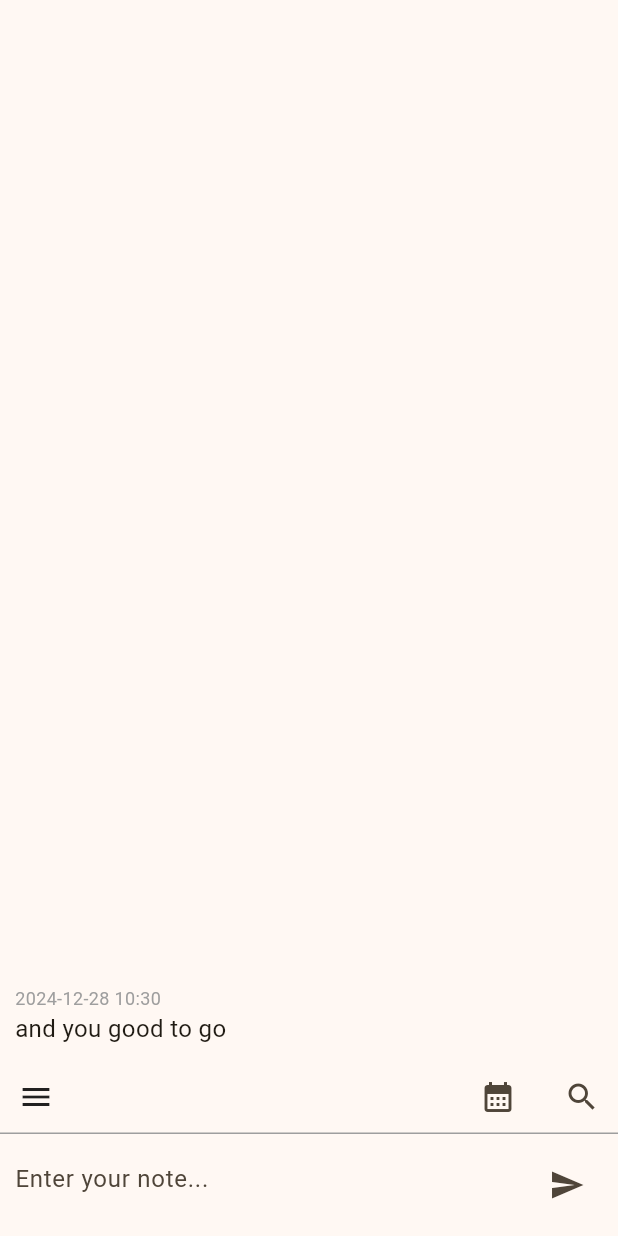
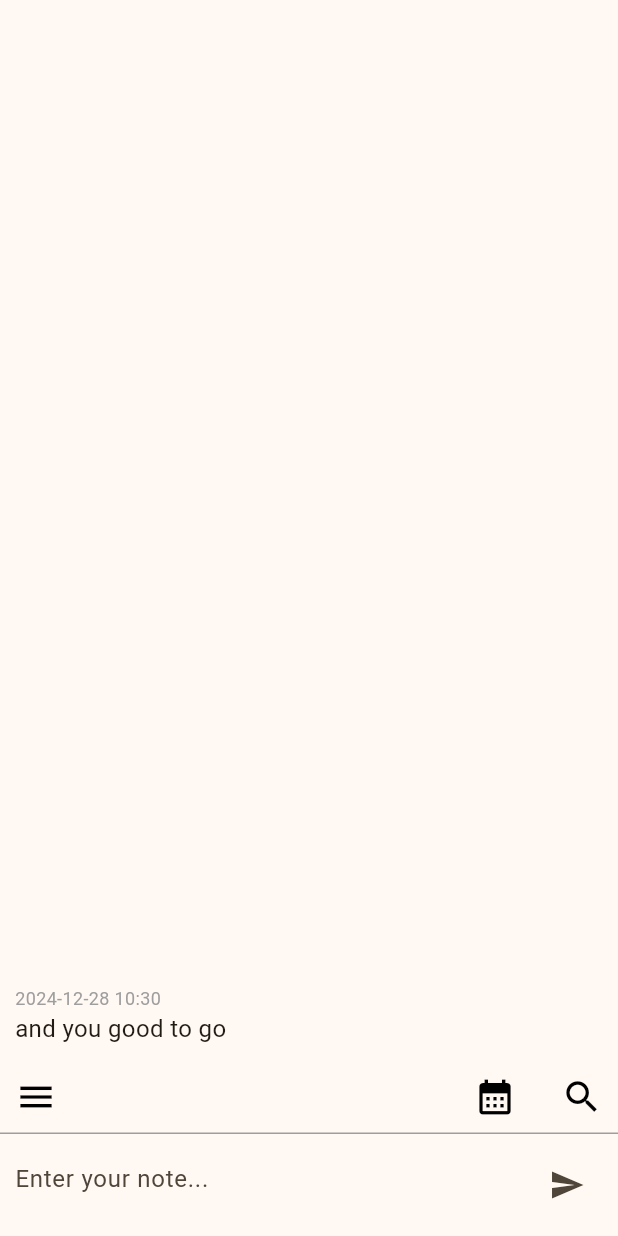
Before and after one commit to lumpsoid/octimemo, a Flutter app: the screen it shows after launch, on a phone screen of 412 x 824 dp. Run offline on Flutter 3.47's test engine with Material 3 defaults, Android fonts, the phone set to English and light mode, and no system bars; our stand-ins replace equatable, fast_immutable_collections, file_picker, flutter_bloc, fpdart, rxdart and 1 more; accounts and stored records are empty; generated files the repository leaves out were written again.

Commit message:
feat: icon theme size 28

```diff
--- a/lib/theme/theme.dart
+++ b/lib/theme/theme.dart
@@ -6,6 +6,7 @@ class NotesTheme {
       colorScheme: ColorScheme.fromSeed(
         seedColor: const Color(0xFF9E6C00),
       ),
+      iconTheme: IconThemeData(size: 28),
     );
   }
 
@@ -15,6 +16,7 @@ class NotesTheme {
         brightness: Brightness.dark,
         seedColor: const Color(0xFF9E6C00),
       ),
+      iconTheme: IconThemeData(size: 28),
     );
   }
 }
```
